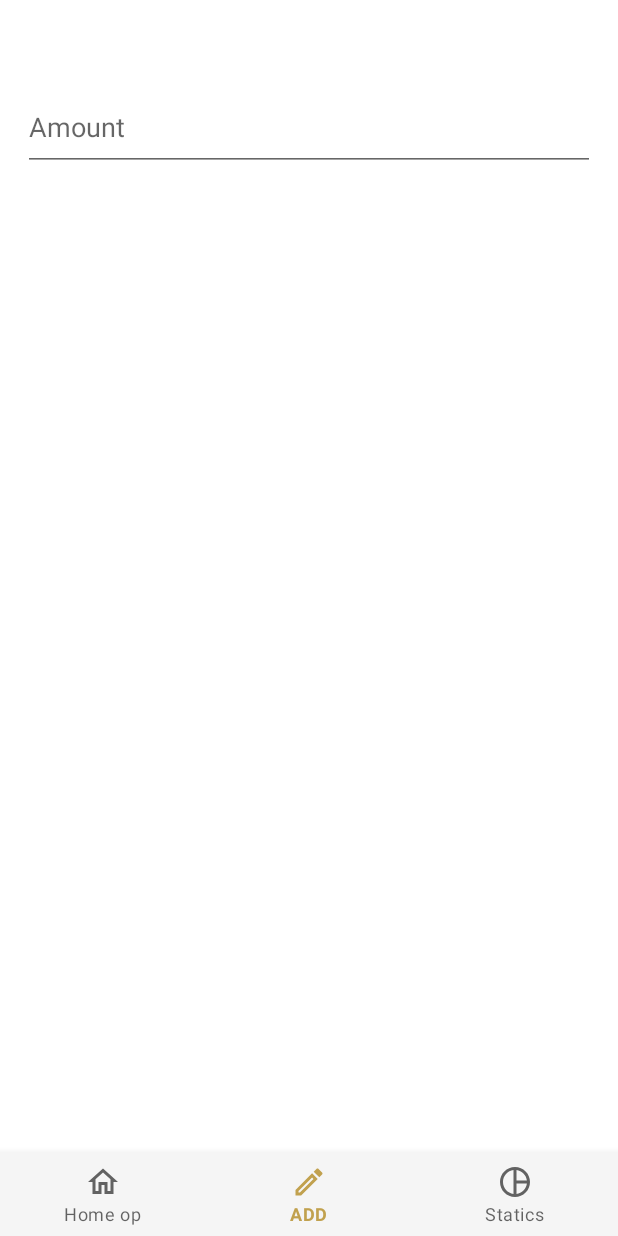
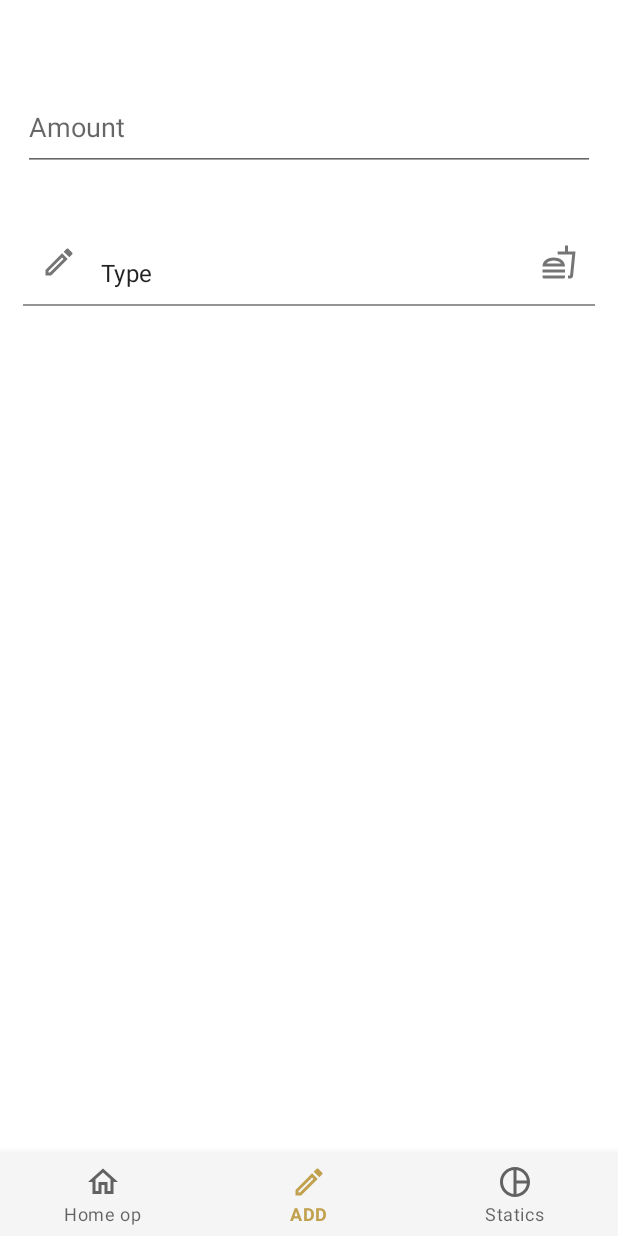
Before and after one commit to abhay-lodhi/Finanance, an Android app: the DashboardFragment screen opened through its navigation route, on a phone screen of 412 x 824 dp. Run offline under Robolectric (Android 15) with nearby library versions, the phone set to English and light mode, and no system bars; our stand-ins replace navigation-ui.

Commit message:
fragment_add

```diff
--- a/app/src/main/java/com/example/finanance/ui/dashboard/DashboardFragment.kt
+++ b/app/src/main/java/com/example/finanance/ui/dashboard/DashboardFragment.kt
@@ -4,10 +4,12 @@ import android.os.Bundle
 import android.view.LayoutInflater
 import android.view.View
 import android.view.ViewGroup
-import android.widget.TextView
+import android.widget.*
 import androidx.fragment.app.Fragment
 import androidx.lifecycle.ViewModelProvider
+import com.example.finanance.R
 import com.example.finanance.databinding.FragmentDashboardBinding
+import com.google.android.material.textfield.TextInputLayout
 
 class DashboardFragment : Fragment() {
 
@@ -16,6 +18,25 @@ class DashboardFragment : Fragment() {
     // This property is only valid between onCreateView and
     // onDestroyView.
     private val binding get() = _binding!!
+    override fun onResume() {
+        super.onResume()
+        val category=resources.getStringArray(R.array.category)
+        val arrayadapter=ArrayAdapter(requireContext(),R.layout.dropdown_category,category)
+        binding.autoCompleteTextView.setAdapter(arrayadapter)
+//        val autocomplete=getView()?.findViewById<AutoCompleteTextView>(R.id.autoCompleteTextView)
+//        autocomplete?.onItemSelectedListener = object : AdapterView.OnItemSelectedListener{
+//            override fun onNothingSelected(parent: AdapterView<*>?) {
+//
+//            }
+//
+//            override fun onItemSelected(parent: AdapterView<*>?, view: View?, position: Int, id: Long) {
+//
+//            }
+//
+//        }
+    }
+
+
 
     override fun onCreateView(
         inflater: LayoutInflater,
@@ -24,7 +45,6 @@ class DashboardFragment : Fragment() {
     ): View {
         val dashboardViewModel =
             ViewModelProvider(this).get(DashboardViewModel::class.java)
-
         _binding = FragmentDashboardBinding.inflate(inflater, container, false)
         val root: View = binding.root
 
--- a/app/src/main/res/drawable/ic_dashboard_black_24dp.xml
+++ b/app/src/main/res/drawable/ic_dashboard_black_24dp.xml
@@ -5,6 +5,6 @@
     android:viewportHeight="24"
     >
     <path
-        android:fillColor="@android:color/white"
+        android:fillColor="@color/red"
         android:pathData="M14.06,9.02l0.92,0.92L5.92,19L5,19v-0.92l9.06,-9.06M17.66,3c-0.25,0 -0.51,0.1 -0.7,0.29l-1.83,1.83 3.75,3.75 1.83,-1.83c0.39,-0.39 0.39,-1.02 0,-1.41l-2.34,-2.34c-0.2,-0.2 -0.45,-0.29 -0.71,-0.29zM14.06,6.19L3,17.25L3,21h3.75L17.81,9.94l-3.75,-3.75z"/>
 </vector>
--- /dev/null
+++ b/app/src/main/res/drawable/ic_outline_fastfood_24.xml
@@ -0,0 +1,10 @@
+<vector xmlns:android="http://schemas.android.com/apk/res/android"
+    android:width="24dp"
+    android:height="24dp"
+    android:viewportWidth="24"
+    android:viewportHeight="24"
+    >
+  <path
+      android:fillColor="@color/red"
+      android:pathData="M1,21.98c0,0.56 0.45,1.01 1.01,1.01H15c0.56,0 1.01,-0.45 1.01,-1.01V21H1v0.98zM8.5,8.99C4.75,8.99 1,11 1,15h15c0,-4 -3.75,-6.01 -7.5,-6.01zM3.62,13c1.11,-1.55 3.47,-2.01 4.88,-2.01s3.77,0.46 4.88,2.01H3.62zM1,17h15v2H1zM18,5V1h-2v4h-5l0.23,2h9.56l-1.4,14H18v2h1.72c0.84,0 1.53,-0.65 1.63,-1.47L23,5h-5z"/>
+</vector>
--- a/app/src/main/res/layout/activity_main.xml
+++ b/app/src/main/res/layout/activity_main.xml
@@ -4,7 +4,6 @@
     android:id="@+id/container"
     android:layout_width="match_parent"
     android:layout_height="match_parent"
-
     >
 
     <com.google.android.material.bottomnavigation.BottomNavigationView
--- /dev/null
+++ b/app/src/main/res/layout/dropdown_category.xml
@@ -0,0 +1,8 @@
+
+<TextView
+    xmlns:android="http://schemas.android.com/apk/res/android"
+    android:layout_width="match_parent"
+    android:layout_height="wrap_content"
+    android:padding="14dp"
+    android:textAppearance="?attr/textAppearanceSubtitle1"
+    />
--- a/app/src/main/res/layout/fragment_dashboard.xml
+++ b/app/src/main/res/layout/fragment_dashboard.xml
@@ -5,8 +5,6 @@
     android:layout_width="match_parent"
     android:layout_height="match_parent"
     tools:context=".ui.dashboard.DashboardFragment">
-
-
 
     <EditText
         android:id="@+id/editTextTextPersonName"
@@ -17,10 +15,42 @@
         android:layout_marginLeft="15dp"
         android:layout_marginRight="15dp"
         android:minHeight="58dp"
-        android:inputType="number|numberDecimal"
         android:hint="Amount"
         app:layout_constraintEnd_toEndOf="parent"
         app:layout_constraintHorizontal_bias="0.497"
         app:layout_constraintStart_toStartOf="parent"
         app:layout_constraintTop_toTopOf="parent" />
+
+    <com.google.android.material.textfield.TextInputLayout
+        android:id="@+id/textinputlayout"
+        style="@style/Widget.MaterialComponents.TextInputLayout.FilledBox.ExposedDropdownMenu"
+        android:layout_width="0dp"
+        android:layout_height="wrap_content"
+        android:layout_marginLeft="15dp"
+        android:layout_marginTop="32dp"
+        android:layout_marginRight="15dp"
+        android:background="@android:color/transparent"
+        android:onClick="textinputlay"
+        app:boxBackgroundColor="@android:color/transparent"
+        app:layout_constraintEnd_toEndOf="parent"
+        app:layout_constraintHorizontal_bias="0.0"
+        app:layout_constraintStart_toStartOf="parent"
+        app:layout_constraintTop_toBottomOf="@+id/editTextTextPersonName"
+        app:startIconDrawable="@drawable/ic_dashboard_black_24dp"
+        app:endIconDrawable="@drawable/ic_outline_fastfood_24"
+        >
+
+        <AutoCompleteTextView
+            android:id="@+id/autoCompleteTextView"
+            android:layout_width="match_parent"
+            android:layout_height="wrap_content"
+            android:layout_weight="1"
+            android:inputType="none"
+            android:minHeight="58dp"
+            android:text="Type" />
+
+
+    </com.google.android.material.textfield.TextInputLayout>
+
+
 </androidx.constraintlayout.widget.ConstraintLayout>
--- a/app/src/main/res/navigation/mobile_navigation.xml
+++ b/app/src/main/res/navigation/mobile_navigation.xml
@@ -4,6 +4,14 @@
     xmlns:tools="http://schemas.android.com/tools"
     android:id="@+id/mobile_navigation"
     app:startDestination="@+id/navigation_home">
+
+
+
+    <fragment
+        android:id="@+id/navigation_dashboard"
+        android:name="com.example.finanance.ui.dashboard.DashboardFragment"
+        android:label="@string/title_dashboard"
+        tools:layout="@layout/fragment_dashboard" />
 
     <fragment
         android:id="@+id/navigation_home"
@@ -12,12 +20,6 @@
         tools:layout="@layout/fragment_home" />
 
     <fragment
-        android:id="@+id/navigation_dashboard"
-        android:name="com.example.finanance.ui.dashboard.DashboardFragment"
-        android:label="@string/title_dashboard"
-        tools:layout="@layout/fragment_dashboard" />
-
-    <fragment
         android:id="@+id/navigation_notifications"
         android:name="com.example.finanance.ui.notifications.NotificationsFragment"
         android:label="@string/title_notifications"
--- a/app/src/main/res/values/colors.xml
+++ b/app/src/main/res/values/colors.xml
@@ -8,4 +8,5 @@
     <color name="black">#FF000000</color>
     <color name="white">#FFFFFFFF</color>
     <color name="grey">#F5F5F5</color>
+    <color name="red">#BF1B1B</color>
 </resources>
--- a/app/src/main/res/values/strings.xml
+++ b/app/src/main/res/values/strings.xml
@@ -3,4 +3,10 @@
     <string name="title_home">Home op</string>
     <string name="title_dashboard">ADD</string>
     <string name="title_notifications">Statics</string>
+    <string-array name="category">
+        <item>Food</item>
+        <item>Bills</item>
+        <item>Clothing</item>
+        <item>Others</item>
+    </string-array>
 </resources>
```
